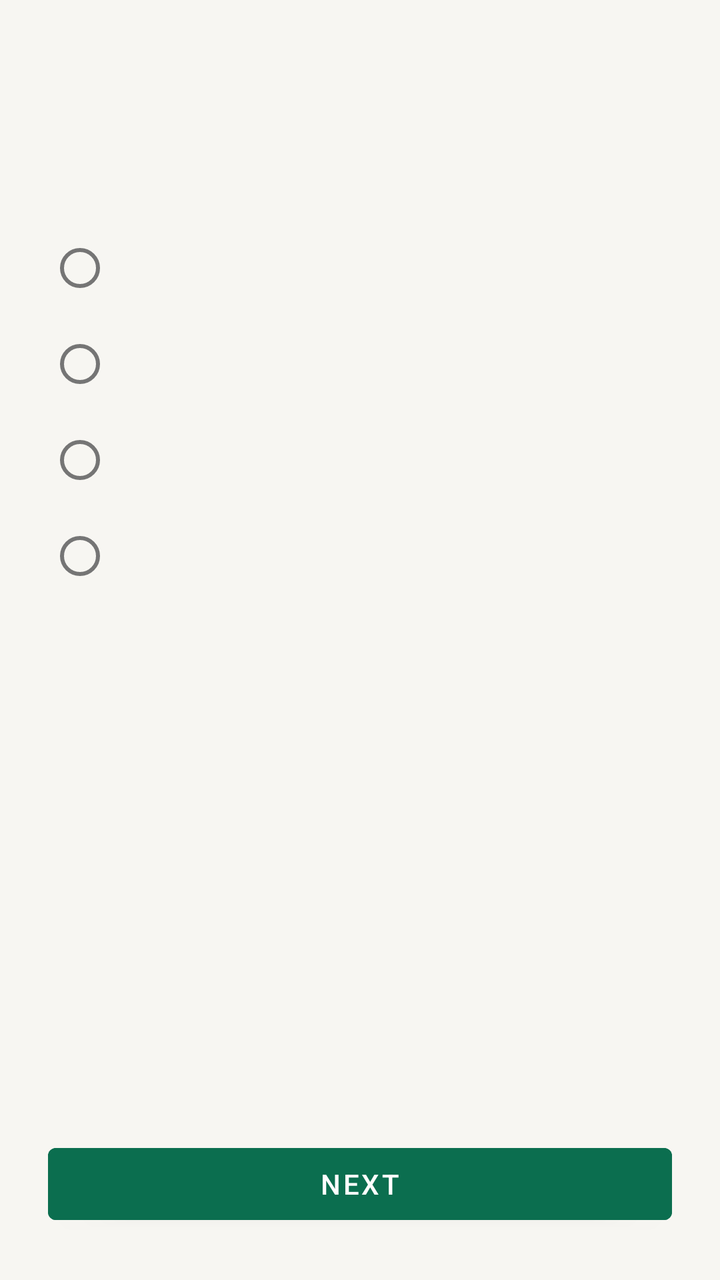
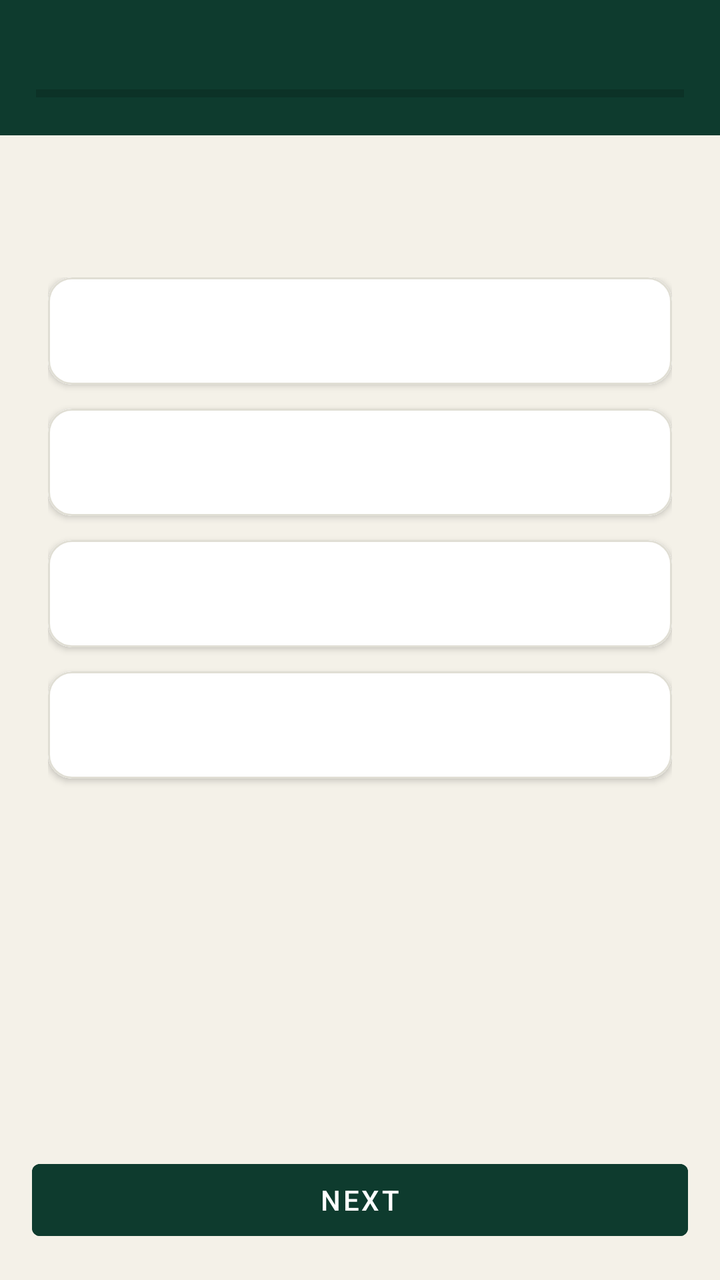

Compare the two renders of this Android layout. The source of the first and the diff that turns it into the second are given below.
<!-- AndroidManifest.xml: application theme Theme.PakQuiz -->
<!-- res/layout/activity_quiz.xml -->
<?xml version="1.0" encoding="utf-8"?>
<LinearLayout xmlns:android="http://schemas.android.com/apk/res/android"
    android:layout_width="match_parent"
    android:layout_height="match_parent"
    android:orientation="vertical"
    android:background="@color/background"
    android:padding="24dp">

    <TextView
        android:id="@+id/progressText"
        android:layout_width="wrap_content"
        android:layout_height="wrap_content"
        android:textColor="@color/primary_dark"
        android:textStyle="bold"
        android:textSize="14sp" />

    <TextView
        android:id="@+id/questionText"
        android:layout_width="match_parent"
        android:layout_height="wrap_content"
        android:layout_marginTop="16dp"
        android:textColor="@color/text_dark"
        android:textSize="20sp"
        android:textStyle="bold" />

    <RadioGroup
        android:id="@+id/optionsGroup"
        android:layout_width="match_parent"
        android:layout_height="wrap_content"
        android:layout_marginTop="24dp"
        android:orientation="vertical">

        <RadioButton android:id="@+id/option0" android:layout_width="match_parent" android:layout_height="wrap_content" android:textSize="16sp" android:padding="12dp" />
        <RadioButton android:id="@+id/option1" android:layout_width="match_parent" android:layout_height="wrap_content" android:textSize="16sp" android:padding="12dp" />
        <RadioButton android:id="@+id/option2" android:layout_width="match_parent" android:layout_height="wrap_content" android:textSize="16sp" android:padding="12dp" />
        <RadioButton android:id="@+id/option3" android:layout_width="match_parent" android:layout_height="wrap_content" android:textSize="16sp" android:padding="12dp" />

    </RadioGroup>

    <View
        android:layout_width="match_parent"
        android:layout_height="0dp"
        android:layout_weight="1" />

    <Button
        android:id="@+id/nextButton"
        android:layout_width="match_parent"
        android:layout_height="wrap_content"
        android:text="@string/next"
        android:backgroundTint="@color/primary" />

</LinearLayout>
<!-- resources referenced by this layout -->
<resources>
  <color name="background">#F7F6F2</color>
  <color name="primary">#0B6E4F</color>
  <color name="primary_dark">#084C37</color>
  <color name="text_dark">#1B1B1B</color>
  <string name="next">Next</string>
  <style name="Theme.PakQuiz" parent="Theme.MaterialComponents.DayNight.NoActionBar">
          <item name="colorPrimary">@color/primary</item>
          <item name="colorPrimaryDark">@color/primary_dark</item>
          <item name="colorAccent">@color/accent</item>
          <item name="android:windowBackground">@color/background</item>
      </style>
  <color name="accent">#D4AF37</color>
</resources>

<!-- the commit's change to res/layout/activity_quiz.xml (unified diff, before → after) -->
@@ -1,52 +1,164 @@
 <?xml version="1.0" encoding="utf-8"?>
 <LinearLayout xmlns:android="http://schemas.android.com/apk/res/android"
+    xmlns:app="http://schemas.android.com/apk/res-auto"
     android:layout_width="match_parent"
     android:layout_height="match_parent"
     android:orientation="vertical"
-    android:background="@color/background"
-    android:padding="24dp">
+    android:background="@color/background">
 
-    <TextView
-        android:id="@+id/progressText"
-        android:layout_width="wrap_content"
-        android:layout_height="wrap_content"
-        android:textColor="@color/primary_dark"
-        android:textStyle="bold"
-        android:textSize="14sp" />
-
-    <TextView
-        android:id="@+id/questionText"
+    <LinearLayout
+        android:id="@+id/quizHeader"
         android:layout_width="match_parent"
         android:layout_height="wrap_content"
-        android:layout_marginTop="16dp"
-        android:textColor="@color/text_dark"
-        android:textSize="20sp"
-        android:textStyle="bold" />
+        android:orientation="vertical"
+        android:background="@color/primary"
+        android:padding="18dp">
 
-    <RadioGroup
-        android:id="@+id/optionsGroup"
-        android:layout_width="match_parent"
-        android:layout_height="wrap_content"
-        android:layout_marginTop="24dp"
-        android:orientation="vertical">
+        <TextView
+            android:id="@+id/progressText"
+            android:layout_width="wrap_content"
+            android:layout_height="wrap_content"
+            android:textColor="@color/accent_light"
+            android:textStyle="bold"
+            android:textSize="13sp" />
 
-        <RadioButton android:id="@+id/option0" android:layout_width="match_parent" android:layout_height="wrap_content" android:textSize="16sp" android:padding="12dp" />
-        <RadioButton android:id="@+id/option1" android:layout_width="match_parent" android:layout_height="wrap_content" android:textSize="16sp" android:padding="12dp" />
-        <RadioButton android:id="@+id/option2" android:layout_width="match_parent" android:layout_height="wrap_content" android:textSize="16sp" android:padding="12dp" />
-        <RadioButton android:id="@+id/option3" android:layout_width="match_parent" android:layout_height="wrap_content" android:textSize="16sp" android:padding="12dp" />
+        <ProgressBar
+            android:id="@+id/progressBar"
+            style="?android:attr/progressBarStyleHorizontal"
+            android:layout_width="match_parent"
+            android:layout_height="6dp"
+            android:layout_marginTop="8dp"
+            android:progressTint="@color/accent"
+            android:max="100" />
 
-    </RadioGroup>
+    </LinearLayout>
 
-    <View
+    <ScrollView
         android:layout_width="match_parent"
         android:layout_height="0dp"
-        android:layout_weight="1" />
+        android:layout_weight="1">
+
+        <LinearLayout
+            android:layout_width="match_parent"
+            android:layout_height="wrap_content"
+            android:orientation="vertical"
+            android:padding="24dp">
+
+            <TextView
+                android:id="@+id/questionText"
+                android:layout_width="match_parent"
+                android:layout_height="wrap_content"
+                android:textColor="@color/text_dark"
+                android:textSize="20sp"
+                android:textStyle="bold"
+                android:lineSpacingExtra="4dp" />
+
+            <LinearLayout
+                android:id="@+id/optionsContainer"
+                android:layout_width="match_parent"
+                android:layout_height="wrap_content"
+                android:layout_marginTop="20dp"
+                android:orientation="vertical">
+
+                <com.google.android.material.card.MaterialCardView
+                    android:id="@+id/optionCard0"
+                    android:layout_width="match_parent"
+                    android:layout_height="wrap_content"
+                    android:layout_marginBottom="12dp"
+                    app:cardCornerRadius="12dp"
+                    app:cardElevation="2dp"
+                    app:strokeWidth="1dp"
+                    app:strokeColor="#E0DED4">
+                    <TextView
+                        android:id="@+id/option0"
+                        android:layout_width="match_parent"
+                        android:layout_height="wrap_content"
+                        android:padding="16dp"
+                        android:textSize="16sp"
+                        android:textColor="@color/text_dark"
+                        android:background="@color/surface" />
+                </com.google.android.material.card.MaterialCardView>
+
+                <com.google.android.material.card.MaterialCardView
+                    android:id="@+id/optionCard1"
+                    android:layout_width="match_parent"
+                    android:layout_height="wrap_content"
+                    android:layout_marginBottom="12dp"
+                    app:cardCornerRadius="12dp"
+                    app:cardElevation="2dp"
+                    app:strokeWidth="1dp"
+                    app:strokeColor="#E0DED4">
+                    <TextView
+                        android:id="@+id/option1"
+                        android:layout_width="match_parent"
+                        android:layout_height="wrap_content"
+                        android:padding="16dp"
+                        android:textSize="16sp"
+                        android:textColor="@color/text_dark"
+                        android:background="@color/surface" />
+                </com.google.android.material.card.MaterialCardView>
+
+                <com.google.android.material.card.MaterialCardView
+                    android:id="@+id/optionCard2"
+                    android:layout_width="match_parent"
+                    android:layout_height="wrap_content"
+                    android:layout_marginBottom="12dp"
+                    app:cardCornerRadius="12dp"
+                    app:cardElevation="2dp"
+                    app:strokeWidth="1dp"
+                    app:strokeColor="#E0DED4">
+                    <TextView
+                        android:id="@+id/option2"
+                        android:layout_width="match_parent"
+                        android:layout_height="wrap_content"
+                        android:padding="16dp"
+                        android:textSize="16sp"
+                        android:textColor="@color/text_dark"
+                        android:background="@color/surface" />
+                </com.google.android.material.card.MaterialCardView>
+
+                <com.google.android.material.card.MaterialCardView
+                    android:id="@+id/optionCard3"
+                    android:layout_width="match_parent"
+                    android:layout_height="wrap_content"
+                    android:layout_marginBottom="12dp"
+                    app:cardCornerRadius="12dp"
+                    app:cardElevation="2dp"
+                    app:strokeWidth="1dp"
+                    app:strokeColor="#E0DED4">
+                    <TextView
+                        android:id="@+id/option3"
+                        android:layout_width="match_parent"
+                        android:layout_height="wrap_content"
+                        android:padding="16dp"
+                        android:textSize="16sp"
+                        android:textColor="@color/text_dark"
+                        android:background="@color/surface" />
+                </com.google.android.material.card.MaterialCardView>
+
+            </LinearLayout>
+
+            <TextView
+                android:id="@+id/answerFeedback"
+                android:layout_width="match_parent"
+                android:layout_height="wrap_content"
+                android:layout_marginTop="8dp"
+                android:textSize="14sp"
+                android:textStyle="bold"
+                android:visibility="invisible" />
+
+        </LinearLayout>
+
+    </ScrollView>
 
     <Button
         android:id="@+id/nextButton"
         android:layout_width="match_parent"
         android:layout_height="wrap_content"
+        android:layout_margin="16dp"
         android:text="@string/next"
-        android:backgroundTint="@color/primary" />
+        android:textColor="@color/white"
+        android:backgroundTint="@color/primary"
+        android:enabled="false" />
 
 </LinearLayout>
<!-- resource entries referenced after the edit -->
@@ -1,16 +1,20 @@
 <!-- resources referenced by this layout -->
 <resources>
-  <color name="background">#F7F6F2</color>
-  <color name="primary">#0B6E4F</color>
-  <color name="primary_dark">#084C37</color>
+  <color name="background">#F4F1E8</color>
+  <color name="primary">#0E3B2E</color>
+  <color name="surface">#FFFFFF</color>
+  <color name="primary_dark">#082821</color>
   <color name="text_dark">#1B1B1B</color>
+  <color name="white">#FFFFFF</color>
   <string name="next">Next</string>
   <style name="Theme.PakQuiz" parent="Theme.MaterialComponents.DayNight.NoActionBar">
           <item name="colorPrimary">@color/primary</item>
           <item name="colorPrimaryDark">@color/primary_dark</item>
           <item name="colorAccent">@color/accent</item>
           <item name="android:windowBackground">@color/background</item>
+          <item name="android:statusBarColor">@color/primary_dark</item>
       </style>
   <color name="accent">#D4AF37</color>
+  <color name="accent_light">#E8C766</color>
 </resources>
 
